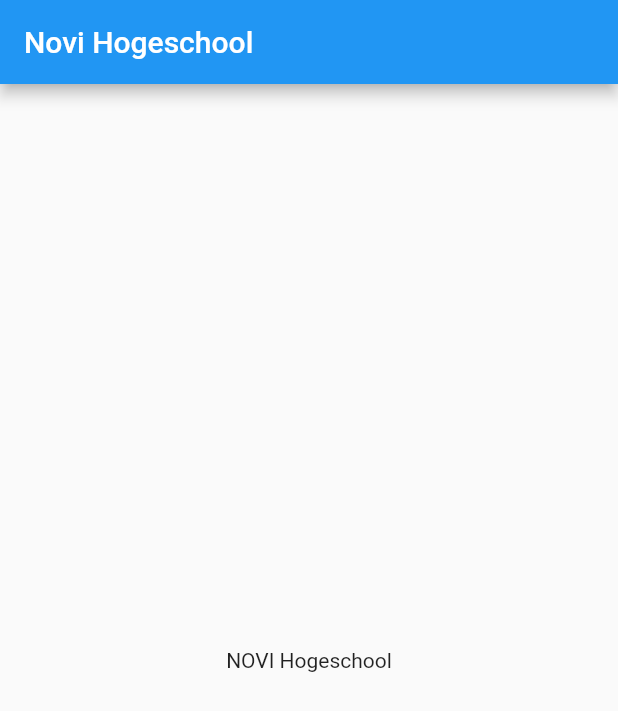
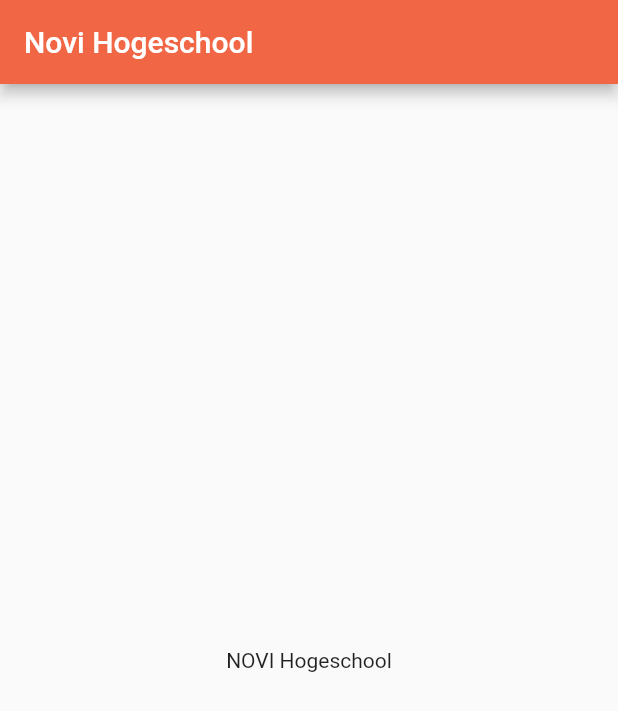
Before and after one commit to agoodstart/edu_app, a Flutter app: the screen it shows after launch, on a phone screen of 412 x 824 dp. Shown: the top 711 px of the screen. Run offline on Flutter 3.47's test engine with Material 2 defaults, Android fonts, the phone set to English and light mode, and no system bars.

Commit message:
adding custom colors

```diff
--- /dev/null
+++ b/lib/colors.dart
@@ -0,0 +1,35 @@
+import 'package:flutter/material.dart';
+
+class CustomColors {
+  static const MaterialColor noviRedLight = MaterialColor(
+    0xFFF38b42,
+    <int, Color>{
+      50: Color(0xFFF38b42),
+      100: Color(0xFFF38b42),
+      200: Color(0xFFF38b42),
+      300: Color(0xFFF38b42),
+      400: Color(0xFFF38b42),
+      500: Color(0xFFF38b42),
+      600: Color(0xFFF38b42),
+      700: Color(0xFFF38b42),
+      800: Color(0xFFF38b42),
+      900: Color(0xFFF38b42),
+    },
+  );
+
+  static const MaterialColor noviRedDark = MaterialColor(
+    0xFFF16745,
+    <int, Color>{
+      50: Color(0xFFF16745),
+      100: Color(0xFFF16745),
+      200: Color(0xFFF16745),
+      300: Color(0xFFF16745),
+      400: Color(0xFFF16745),
+      500: Color(0xFFF16745),
+      600: Color(0xFFF16745),
+      700: Color(0xFFF16745),
+      800: Color(0xFFF16745),
+      900: Color(0xFFF16745),
+    },
+  );
+}
--- a/lib/main.dart
+++ b/lib/main.dart
@@ -1,4 +1,5 @@
 import 'package:flutter/material.dart';
+import 'package:novi_app/colors.dart';
 
 void main() {
   runApp(MyApp());
@@ -10,7 +11,7 @@ class MyApp extends StatelessWidget {
     return MaterialApp(
       title: 'Novi Hogeschool',
       theme: ThemeData(
-        primarySwatch: Colors.blue,
+        primarySwatch: CustomColors.noviRedDark,
       ),
       home: MyHomePage(title: 'Novi Hogeschool'),
     );
```
